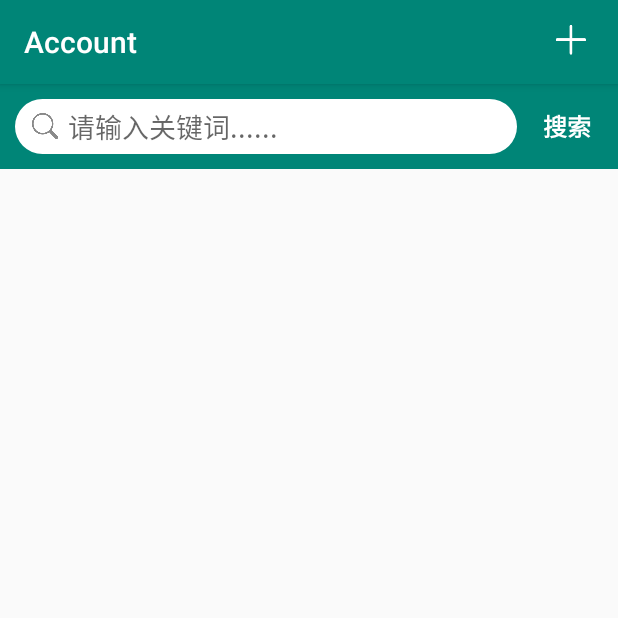
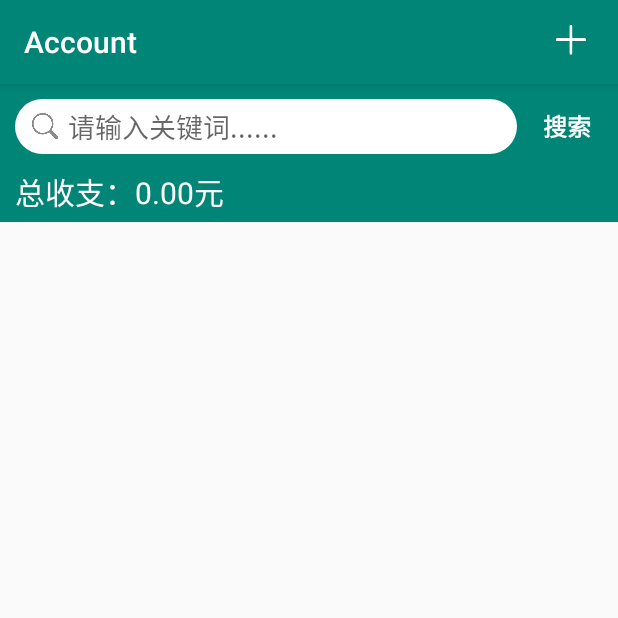
Before and after one commit to GosickGeassGate/Account, an Android app: the screen it shows after launch (MainActivity), on a phone screen of 412 x 824 dp, the top half of it. Run offline under Robolectric (Android 15) with nearby library versions, the phone set to English and light mode, and no system bars.

Commit message:
add: 收支支持输入小数点和负号，完成总收支的计算，以int型存储计算，再以两位小数的形式呈现

```diff
--- a/app/src/main/java/com/bigyao/account/IncomeActivity.java
+++ b/app/src/main/java/com/bigyao/account/IncomeActivity.java
@@ -55,7 +55,7 @@ public class IncomeActivity extends AppCompatActivity {
             public void onClick(View v) {
                 final int income;
                 try{
-                    income = Integer.valueOf(incomeEdit.getText().toString());
+                    income = (int)(Float.valueOf(incomeEdit.getText().toString()) * 100);
                     Toast.makeText(IncomeActivity.this, "收支：" + income, Toast.LENGTH_SHORT).show();
                 }
                 catch(Exception e){
--- a/app/src/main/java/com/bigyao/account/MainActivity.java
+++ b/app/src/main/java/com/bigyao/account/MainActivity.java
@@ -40,6 +40,8 @@ public class MainActivity extends AppCompatActivity {
     private TextView searchButton;
     private String keyword = null;
 
+    private TextView balanceView;   // 结算
+
     private DBOpenHandler dbOpenHandler;
     private SQLiteDatabase db;
 
@@ -48,7 +50,7 @@ public class MainActivity extends AppCompatActivity {
     ArrayList<String> titleList = new ArrayList<>();
     ArrayList<String> dateList = new ArrayList<>();
     ArrayList<String> detailList = new ArrayList<>();
-    ArrayList<Integer> incomeList = new ArrayList<>();
+    ArrayList<String> incomeList = new ArrayList<>();
 
     final static int MAX_PROGRESS = 100; // 总进度
     private int progressStatus = 0; // 记录进度对话框的完成百分比
@@ -131,6 +133,8 @@ public class MainActivity extends AppCompatActivity {
             }
         });
 
+        balanceView = (TextView)findViewById(R.id.balance);
+
 //        SharedPreferences prefs = PreferenceManager.getDefaultSharedPreferences(this);
 //
 //        int version = prefs.getInt("version", 0);
@@ -208,19 +212,23 @@ public class MainActivity extends AppCompatActivity {
         int detailId = cursor.getColumnIndex("detail");
         int incomeId = cursor.getColumnIndex("income");
 
+        int totalIncome = 0;    // 总收支
+
         if(cursor.moveToFirst()){
             dataPrevious = cursor.getString(dateId);
             idList.add(ClassifyAdapter.LABEL);
             titleList.add(null);
             dateList.add(dataPrevious);
             detailList.add(null);
-            incomeList.add(0);
+            incomeList.add(null);
 
             dateList.add(dataPrevious);
             idList.add(cursor.getInt(idId));
             titleList.add(cursor.getString(titleId));
             detailList.add(cursor.getString(detailId));
-            incomeList.add(cursor.getInt(incomeId));
+            int income = cursor.getInt(incomeId);
+            incomeList.add(String.format("%d.%02d", income / 100, Math.abs(income % 100)));
+            totalIncome += income;
         }
 
         while(cursor.moveToNext()){
@@ -236,13 +244,14 @@ public class MainActivity extends AppCompatActivity {
                 titleList.add(null);
                 dateList.add(dataPrevious);
                 detailList.add(null);
-                incomeList.add(0);
+                incomeList.add(null);
             }
             idList.add(id);
             dateList.add(date);
             titleList.add(title);
             detailList.add(detail);
-            incomeList.add(income);
+            incomeList.add(String.format("%d.%02d", income / 100, Math.abs(income % 100)));
+            totalIncome += income;
         }
 
         list.clear();
@@ -261,6 +270,8 @@ public class MainActivity extends AppCompatActivity {
                 new String[]{"id", "title", "date", "detail", "income"},
                 new int[]{R.id.id, R.id.title, R.id.date, R.id.detail, R.id.income});
         accountList.setAdapter(adapter);
+
+        balanceView.setText(String.format("总收支：%d.%02d元", totalIncome / 100, Math.abs(totalIncome % 100)));
     }
 
     @Override
--- a/app/src/main/res/layout/acticity_income.xml
+++ b/app/src/main/res/layout/acticity_income.xml
@@ -66,7 +66,7 @@
         android:layout_height="wrap_content"
         android:layout_below="@+id/incomeTip"
         android:id="@+id/incomeEdit"
-        android:inputType="number"
+        android:inputType="numberSigned|numberDecimal"
         android:textColor="#501FAA" />
     <Button
         android:layout_width="wrap_content"
--- a/app/src/main/res/layout/activity_main.xml
+++ b/app/src/main/res/layout/activity_main.xml
@@ -37,7 +37,7 @@
                 android:singleLine="true"
                 android:textSize="18sp"
                 android:background="@android:color/white"
-                android:hint="请输入关键词......"/>
+                android:hint="请输入关键词......                  "/>
 
             <ImageView
                 android:id="@+id/reset_button"
@@ -63,6 +63,16 @@
             android:textStyle="bold" />
     </LinearLayout>
 
+    <TextView
+        android:layout_width="match_parent"
+        android:layout_height="wrap_content"
+        android:id="@+id/balance"
+        android:paddingBottom="5dp"
+        android:paddingLeft="10dp"
+        android:textColor="@android:color/white"
+        android:textSize="20sp"
+        android:background="@color/colorPrimary"/>
+
     <ListView
         android:id="@+id/accountList"
         android:layout_width="1039dp"
```
